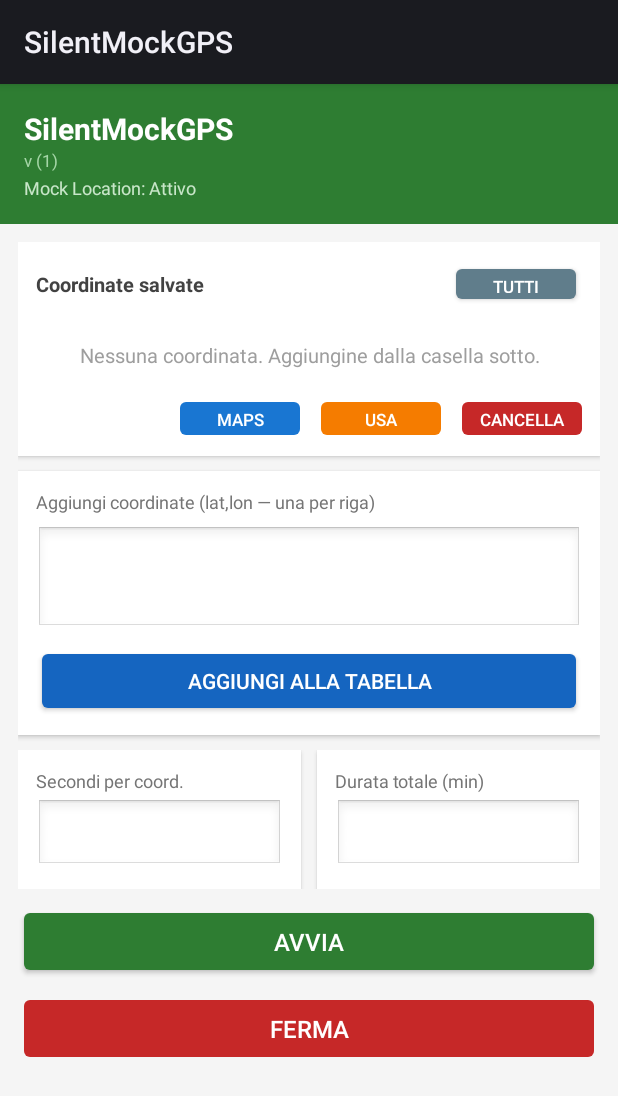
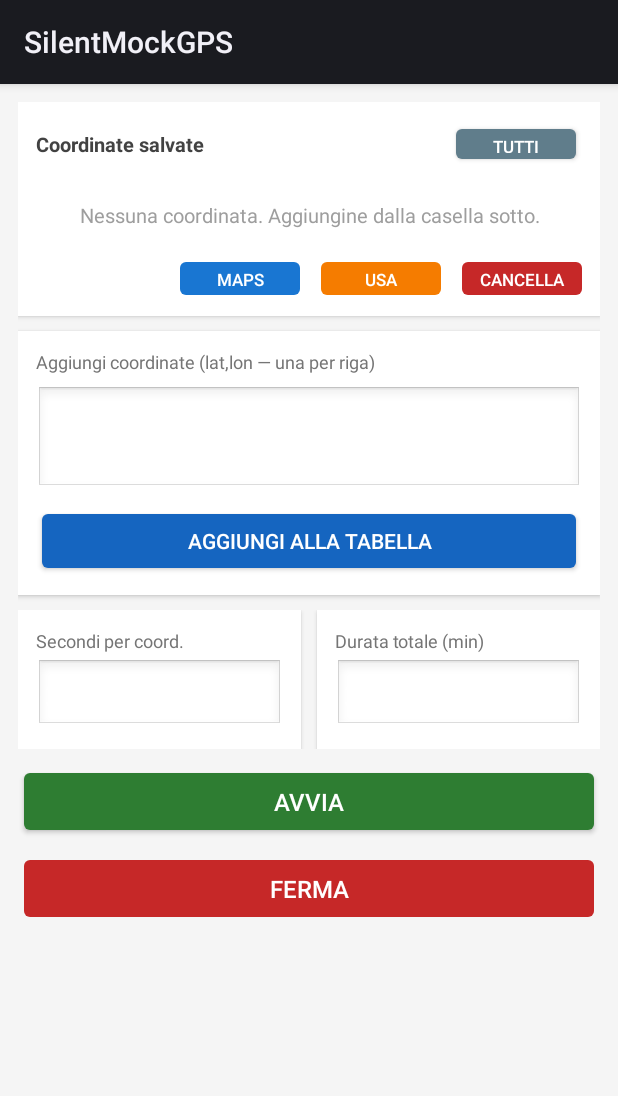
Before and after one commit to garsal1971/garsal-ww, an Android app: the screen it shows after launch (MainActivity), on a phone screen of 412 x 824 dp. Shown: the top 1096 px of the screen. Run offline under Robolectric (Android 15) with nearby library versions, the phone set to English and light mode, and no system bars; 1 statement that could not run was skipped.

Commit message:
Remove green header, compact rows, fix countdown on start
- Remove green header bar (title/version/mock status)
- Reduce row padding (3dp top/bottom) and font size (12sp) for compact list
- Calculate serviceStopAt immediately on Start click so countdown
  appears instantly instead of waiting for first service broadcast

https://claude.ai/code/session_01Dy58721Rtxyy6oPtJst5yE

```diff
--- a/SilentMockGPS/app/src/main/java/com/garsal/silentmockgps/MainActivity.java
+++ b/SilentMockGPS/app/src/main/java/com/garsal/silentmockgps/MainActivity.java
@@ -2,7 +2,6 @@ package com.garsal.silentmockgps;
 
 import android.Manifest;
 import android.app.Activity;
-import android.app.AppOpsManager;
 import android.content.BroadcastReceiver;
 import android.content.Context;
 import android.content.Intent;
@@ -14,7 +13,6 @@ import android.os.Build;
 import android.os.Bundle;
 import android.os.Handler;
 import android.os.Looper;
-import android.os.Process;
 import android.view.View;
 import android.widget.Button;
 import android.widget.CheckBox;
@@ -36,7 +34,7 @@ public class MainActivity extends Activity {
     private EditText coordinatesInput, secondsInput, minutesInput;
     private Button startButton, stopButton, addCoordsButton;
     private Button selectAllButton, deleteButton, mapsButton, addToInputButton;
-    private TextView statusText, versionText, countdownText, mockStatusText, emptyTableText;
+    private TextView statusText, countdownText, emptyTableText;
     private LinearLayout coordTableLayout, statusBar;
 
     private final List<String> coordList = new ArrayList<>();
@@ -64,14 +62,10 @@ public class MainActivity extends Activity {
         mapsButton       = findViewById(R.id.mapsButton);
         addToInputButton = findViewById(R.id.addToInputButton);
         statusText       = findViewById(R.id.statusText);
-        versionText      = findViewById(R.id.versionText);
         countdownText    = findViewById(R.id.countdownText);
-        mockStatusText   = findViewById(R.id.mockStatusText);
         emptyTableText   = findViewById(R.id.emptyTableText);
         coordTableLayout = findViewById(R.id.coordTableLayout);
         statusBar        = findViewById(R.id.statusBar);
-
-        versionText.setText("v" + BuildConfig.VERSION_NAME + " (" + BuildConfig.VERSION_CODE + ")");
 
         startButton.setOnClickListener(v -> onStartClicked());
         stopButton.setOnClickListener(v -> onStopClicked());
@@ -98,7 +92,6 @@ public class MainActivity extends Activity {
             }
         };
 
-        updateMockStatus();
         buildCoordTable();
         requestLocationPermissions();
     }
@@ -120,8 +113,7 @@ public class MainActivity extends Activity {
 
         LinearLayout row = new LinearLayout(this);
         row.setOrientation(LinearLayout.HORIZONTAL);
-        int p = dp(10);
-        row.setPadding(dp(12), p, dp(12), p);
+        row.setPadding(dp(8), dp(3), dp(8), dp(3));
         row.setBackgroundColor(selected ? 0xFFE8F5E9 : 0xFFFFFFFF);
 
         CheckBox cb = new CheckBox(this);
@@ -136,7 +128,7 @@ public class MainActivity extends Activity {
 
         TextView tv = new TextView(this);
         tv.setText(coord);
-        tv.setTextSize(14);
+        tv.setTextSize(12);
         tv.setTypeface(Typeface.MONOSPACE);
         LinearLayout.LayoutParams lp = new LinearLayout.LayoutParams(
                 0, LinearLayout.LayoutParams.WRAP_CONTENT, 1f);
@@ -283,7 +275,9 @@ public class MainActivity extends Activity {
         } else {
             startService(service);
         }
+        serviceStopAt = System.currentTimeMillis() + (long) minutes * 60 * 1000;
         setRunningState(true);
+        startCountdown();
         statusText.setText("Avvio in corso...");
     }
 
@@ -333,21 +327,6 @@ public class MainActivity extends Activity {
         }
     }
 
-    // ---- Stato mock location ----
-
-    private void updateMockStatus() {
-        if (Build.VERSION.SDK_INT >= Build.VERSION_CODES.O) {
-            AppOpsManager aom = (AppOpsManager) getSystemService(Context.APP_OPS_SERVICE);
-            boolean allowed = aom.checkOpNoThrow(AppOpsManager.OPSTR_MOCK_LOCATION,
-                    Process.myUid(), getPackageName()) == AppOpsManager.MODE_ALLOWED;
-            mockStatusText.setText(allowed
-                    ? "Mock Location: Attivo"
-                    : "Mock Location: NON impostato (Opzioni Sviluppatore)");
-        } else {
-            mockStatusText.setText("Imposta questa app come Mock Location nelle Opzioni Sviluppatore");
-        }
-    }
-
     // ---- Permessi ----
 
     private void requestLocationPermissions() {
@@ -378,7 +357,6 @@ public class MainActivity extends Activity {
             if (!granted) {
                 Toast.makeText(this, "Permesso posizione negato.", Toast.LENGTH_LONG).show();
             }
-            updateMockStatus();
         }
     }
 
--- a/SilentMockGPS/app/src/main/res/layout/activity_main.xml
+++ b/SilentMockGPS/app/src/main/res/layout/activity_main.xml
@@ -4,39 +4,6 @@
     android:layout_height="match_parent"
     android:orientation="vertical"
     android:background="#F5F5F5">
-
-    <!-- Header fisso -->
-    <LinearLayout
-        android:layout_width="match_parent"
-        android:layout_height="wrap_content"
-        android:orientation="vertical"
-        android:background="#2E7D32"
-        android:padding="16dp">
-
-        <TextView
-            android:layout_width="wrap_content"
-            android:layout_height="wrap_content"
-            android:text="SilentMockGPS"
-            android:textSize="20sp"
-            android:textStyle="bold"
-            android:textColor="#FFFFFF"/>
-
-        <TextView
-            android:id="@+id/versionText"
-            android:layout_width="wrap_content"
-            android:layout_height="wrap_content"
-            android:textSize="11sp"
-            android:textColor="#A5D6A7"/>
-
-        <TextView
-            android:id="@+id/mockStatusText"
-            android:layout_width="wrap_content"
-            android:layout_height="wrap_content"
-            android:textSize="12sp"
-            android:textColor="#C8E6C9"
-            android:layout_marginTop="2dp"/>
-
-    </LinearLayout>
 
     <!-- Barra stato (visibile solo quando in esecuzione) -->
     <LinearLayout
```
